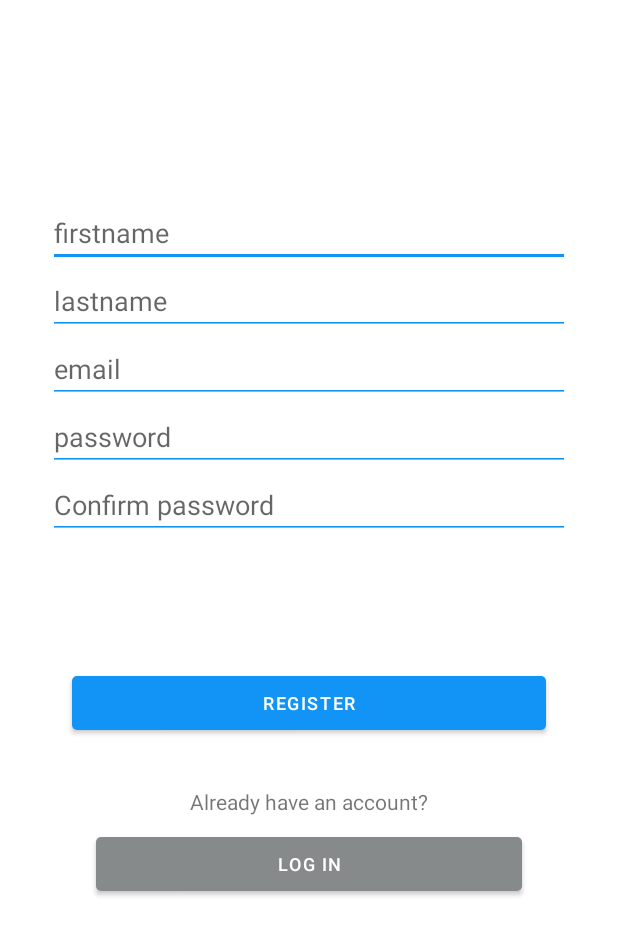
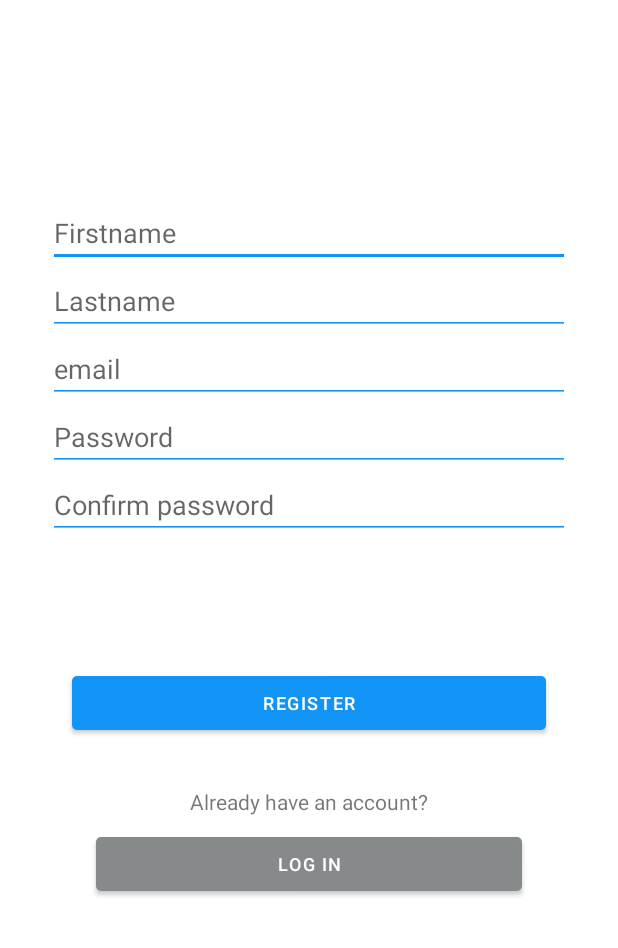
Before and after one commit to HSR-Cheat-Sheets/mge-miniprojekt, an Android app: the RegisterActivity screen opened directly, with no data from a screen before it, on a phone screen of 412 x 824 dp, the part 288-1236 px from its top. Run offline under Robolectric (Android 15) with nearby library versions, the phone set to English and light mode, and no system bars; our stand-ins replace Firebase (no records; nobody signed in at launch, a user with empty details on screens opened directly).

Commit message:
add string values to multiple activities

```diff
--- a/app/app/src/main/res/layout/activity_register.xml
+++ b/app/app/src/main/res/layout/activity_register.xml
@@ -25,14 +25,15 @@
         android:layout_marginStart="32dp"
         android:layout_marginEnd="32dp"
         android:ems="10"
-        android:hint="firstname"
+        android:hint="@string/firstname"
         android:inputType="textPersonName"
         app:layout_constraintBottom_toBottomOf="parent"
         app:layout_constraintEnd_toEndOf="parent"
         app:layout_constraintHorizontal_bias="0.0"
         app:layout_constraintStart_toStartOf="parent"
         app:layout_constraintTop_toBottomOf="@+id/imageView"
-        app:layout_constraintVertical_bias="0.226" />
+        app:layout_constraintVertical_bias="0.226"
+        android:importantForAutofill="no" />
 
     <EditText
         style="@style/inputField"
@@ -40,12 +41,13 @@
         android:layout_width="0dp"
         android:layout_height="wrap_content"
         android:ems="10"
-        android:hint="lastname"
+        android:hint="@string/lastname"
         android:inputType="textPersonName"
         app:layout_constraintEnd_toEndOf="@+id/editTextFirstname"
         app:layout_constraintHorizontal_bias="0.502"
         app:layout_constraintStart_toStartOf="@+id/editTextFirstname"
-        app:layout_constraintTop_toBottomOf="@+id/editTextFirstname" />
+        app:layout_constraintTop_toBottomOf="@+id/editTextFirstname"
+        android:importantForAutofill="no" />
 
     <EditText
         style="@style/inputField"
@@ -53,11 +55,12 @@
         android:layout_width="0dp"
         android:layout_height="wrap_content"
         android:ems="10"
-        android:hint="email"
+        android:hint="@string/email_input_hint"
         android:inputType="textEmailAddress"
         app:layout_constraintEnd_toEndOf="@+id/editTextLastname"
         app:layout_constraintStart_toStartOf="@+id/editTextLastname"
-        app:layout_constraintTop_toBottomOf="@+id/editTextLastname" />
+        app:layout_constraintTop_toBottomOf="@+id/editTextLastname"
+        android:importantForAutofill="no" />
 
     <EditText
         style="@style/inputField"
@@ -65,11 +68,12 @@
         android:layout_width="0dp"
         android:layout_height="wrap_content"
         android:ems="10"
-        android:hint="password"
+        android:hint="@string/password"
         android:inputType="numberPassword"
         app:layout_constraintEnd_toEndOf="@+id/editTextEmail"
         app:layout_constraintStart_toStartOf="@+id/editTextEmail"
-        app:layout_constraintTop_toBottomOf="@+id/editTextEmail" />
+        app:layout_constraintTop_toBottomOf="@+id/editTextEmail"
+        android:importantForAutofill="no" />
 
     <EditText
         style="@style/inputField"
@@ -77,11 +81,12 @@
         android:layout_width="0dp"
         android:layout_height="wrap_content"
         android:ems="10"
-        android:hint="Confirm password"
+        android:hint="@string/password_confirm"
         android:inputType="numberPassword"
         app:layout_constraintEnd_toEndOf="@+id/editTextPassword"
         app:layout_constraintStart_toStartOf="@+id/editTextPassword"
-        app:layout_constraintTop_toBottomOf="@+id/editTextPassword" />
+        app:layout_constraintTop_toBottomOf="@+id/editTextPassword"
+        android:importantForAutofill="no" />
 
     <Button
         android:id="@+id/button_login_activity_register"
@@ -99,7 +104,7 @@
         android:layout_width="wrap_content"
         android:layout_height="wrap_content"
         android:layout_marginBottom="8dp"
-        android:text="Already have an account?"
+        android:text="@string/text_already_have_an_account"
         app:layout_constraintBottom_toTopOf="@+id/button_login_activity_register"
         app:layout_constraintEnd_toEndOf="parent"
         app:layout_constraintStart_toStartOf="parent" />
--- a/app/app/src/main/res/layout/fragment_dashboard.xml
+++ b/app/app/src/main/res/layout/fragment_dashboard.xml
@@ -5,7 +5,6 @@
     android:layout_height="match_parent"
     tools:context=".fragments.DashboardFragment">
 
-    <!-- TODO: Update blank fragment layout -->
     <TextView
         android:layout_width="match_parent"
         android:layout_height="match_parent"
--- a/app/app/src/main/res/layout/fragment_parties.xml
+++ b/app/app/src/main/res/layout/fragment_parties.xml
@@ -5,10 +5,9 @@
     android:layout_height="match_parent"
     tools:context=".fragments.FriendsFragment">
 
-    <!-- TODO: Update blank fragment layout -->
     <TextView
         android:layout_width="match_parent"
         android:layout_height="match_parent"
-        android:text="Parties" />
+        android:text="@string/title_tab_parties" />
 
 </FrameLayout>
--- a/app/app/src/main/res/layout/fragment_profile.xml
+++ b/app/app/src/main/res/layout/fragment_profile.xml
@@ -5,10 +5,9 @@
     android:layout_height="match_parent"
     tools:context=".fragments.ProfileFragment">
 
-    <!-- TODO: Update blank fragment layout -->
     <TextView
         android:layout_width="match_parent"
         android:layout_height="match_parent"
-        android:text="Profile" />
+        android:text="@string/title_tab_profile" />
 
 </FrameLayout>
--- a/app/app/src/main/res/values/strings.xml
+++ b/app/app/src/main/res/values/strings.xml
@@ -8,11 +8,40 @@
 
     <string name="logo_content_description">Logo SPP</string>
 
-<!--    delete account acitvity -->
+<!--    Input fields (Edit text) -->
+    <string name="email_input_hint">email</string>
+    <string name="firstname">Firstname</string>
+    <string name="lastname">Lastname</string>
+    <string name="password">Password</string>
+    <string name="password_confirm">Confirm password</string>
+
+<!--    register acitivity -->
+    <string name="text_already_have_an_account">Already have an account?</string>
+
+<!--    login acitivity -->
+    <string name="text_dont_have_an_account_yet">Don't have an account yet?</string>
+
+
+    <!--    delete account acitvity -->
     <string name="warning_title">WARNING</string>
     <string name="warning_text">This action will delete all profile data. You won't be able to access your data after you hit confirm!</string>
     <string name="warning_confirmation_text">Are you sure?</string>
     <string name="delete_account_button_text">Delete account</string>
     <string name="delete_account_cancle_button_text">Cancle</string>
 
+<!--    send friend request activity -->
+    <string name="button_send_friend_request">Send request</string>
+
+
+<!--    Tab Friends -->
+    <string name="friendlist_tab">Friendlist</string>
+    <string name="friend_request_tab">Requests</string>
+    <string name="add_friend_button_content_description">Add friend</string>
+
+<!--    Tab Parties -->
+    <string name="title_tab_parties">Parties</string>
+
+<!--    Tab Profile -->
+    <string name="title_tab_profile">Profile</string>
+
 </resources>
```
Also changed, not shown: app/app/src/main/res/layout/activity_login2.xml (+7 -6 lines), app/app/src/main/res/layout/activity_send_friend_request.xml (+4 -3 lines), app/app/src/main/res/layout/fragment_friends.xml (+4 -3 lines).
